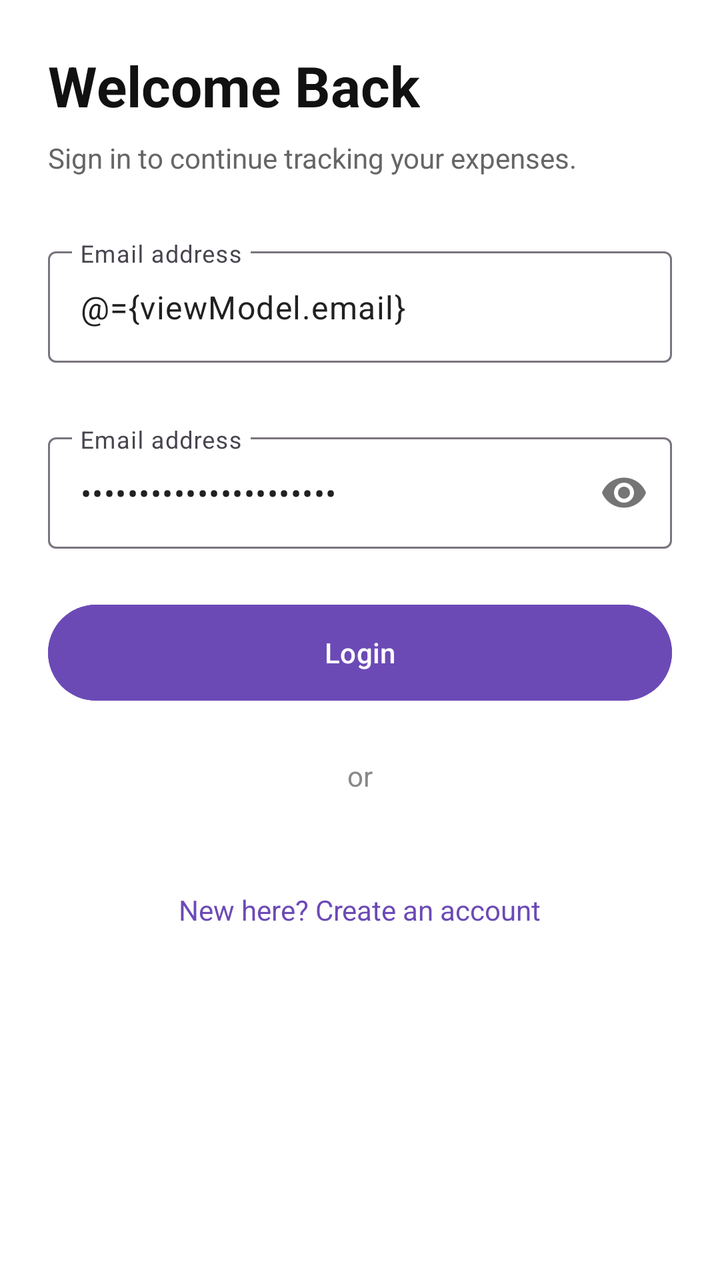
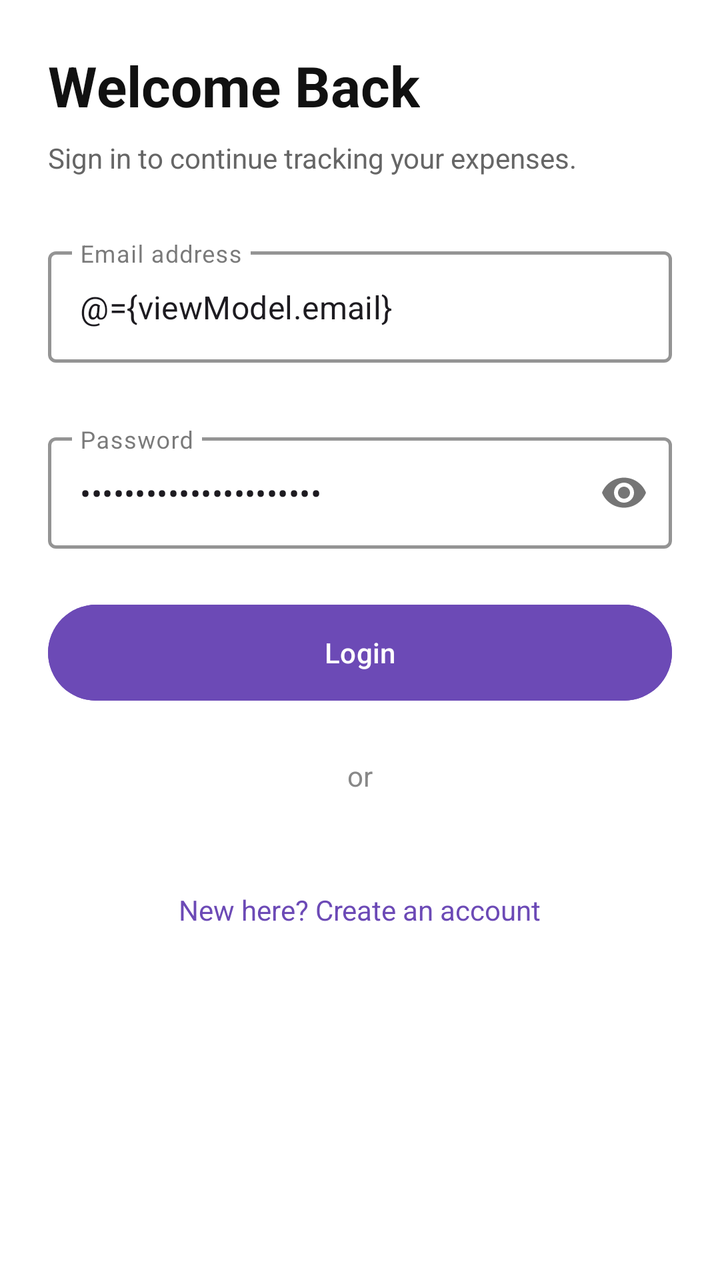

Screens rendered from an Android XML layout before and after an edit, with the pre-edit source and the edit as a unified diff.
<!-- AndroidManifest.xml: application theme Theme.ExpenseBuddy -->
<!-- res/layout/login_activity.xml -->
<?xml version="1.0" encoding="utf-8"?>
<layout xmlns:android="http://schemas.android.com/apk/res/android"
    xmlns:app="http://schemas.android.com/apk/res-auto">

    <data>
        <variable
            name="viewModel"
            type="com.hafiz.expense.buddy.ui.login.LoginViewModel" />
    </data>

    <androidx.constraintlayout.widget.ConstraintLayout
        android:layout_width="match_parent"
        android:layout_height="match_parent"
        android:padding="24dp"
        android:background="@android:color/white">

        
        <TextView
            android:id="@+id/tvTitle"
            android:layout_width="wrap_content"
            android:layout_height="wrap_content"
            android:text="Welcome Back"
            android:textSize="28sp"
            android:textStyle="bold"
            android:textColor="#111"
            app:layout_constraintTop_toTopOf="parent"
            app:layout_constraintStart_toStartOf="parent" />

        
        <TextView
            android:id="@+id/tvSubtitle"
            android:layout_width="0dp"
            android:layout_height="wrap_content"
            android:text="Sign in to continue tracking your expenses."
            android:textSize="14sp"
            android:textColor="#666"
            android:layout_marginTop="8dp"
            app:layout_constraintTop_toBottomOf="@id/tvTitle"
            app:layout_constraintStart_toStartOf="parent"
            app:layout_constraintEnd_toEndOf="parent" />

        
        <com.google.android.material.textfield.TextInputLayout
            android:id="@+id/tilEmail"
            android:layout_width="0dp"
            android:layout_height="wrap_content"
            android:layout_marginTop="32dp"
            android:hint="Email address"
            app:layout_constraintTop_toBottomOf="@id/tvSubtitle"
            app:layout_constraintStart_toStartOf="parent"
            app:layout_constraintEnd_toEndOf="parent">

            <com.google.android.material.textfield.TextInputEditText
                android:id="@+id/etEmail"
                android:layout_width="match_parent"
                android:layout_height="wrap_content"
                android:text="@={viewModel.email}" />
        </com.google.android.material.textfield.TextInputLayout>

        <com.google.android.material.textfield.TextInputLayout
            android:id="@+id/tilPassword"
            android:layout_width="0dp"
            android:layout_height="wrap_content"
            android:layout_marginTop="32dp"
            android:hint="Email address"
            app:layout_constraintTop_toBottomOf="@id/tilEmail"
            app:layout_constraintStart_toStartOf="parent"
            app:layout_constraintEnd_toEndOf="parent"
            app:passwordToggleEnabled="true">

            <com.google.android.material.textfield.TextInputEditText
                android:id="@+id/etPass"
                android:layout_width="match_parent"
                android:layout_height="wrap_content"
                android:text="@={viewModel.password}"
                android:inputType="textPassword" />
        </com.google.android.material.textfield.TextInputLayout>

        
        <com.google.android.material.button.MaterialButton
            android:id="@+id/btnLogin"
            android:layout_width="0dp"
            android:layout_height="56dp"
            android:text="Login"
            android:textAllCaps="false"
            android:layout_marginTop="24dp"
            android:backgroundTint="#6C4AB6"
            app:layout_constraintTop_toBottomOf="@id/tilPassword"
            app:layout_constraintStart_toStartOf="parent"
            app:layout_constraintEnd_toEndOf="parent" />

        
        <TextView
            android:id="@+id/tvOr"
            android:layout_width="wrap_content"
            android:layout_height="wrap_content"
            android:text="or"
            android:textColor="#888"
            android:layout_marginTop="24dp"
            app:layout_constraintTop_toBottomOf="@id/btnLogin"
            app:layout_constraintStart_toStartOf="parent"
            app:layout_constraintEnd_toEndOf="parent" />

























        
        <TextView
            android:id="@+id/tvCreate"
            android:layout_width="wrap_content"
            android:layout_height="wrap_content"
            android:text="New here? Create an account"
            android:textColor="#6C4AB6"
            android:layout_marginTop="48dp"
            app:layout_constraintTop_toBottomOf="@id/tvOr"
            app:layout_constraintStart_toStartOf="parent"
            app:layout_constraintEnd_toEndOf="parent" />

    </androidx.constraintlayout.widget.ConstraintLayout>
</layout>
<!-- resources referenced by this layout -->
<resources>
  <style name="Theme.ExpenseBuddy" parent="Base.Theme.ExpenseBuddy" />
  <style name="Base.Theme.ExpenseBuddy" parent="Theme.Material3.Light.NoActionBar">
          <item name="colorPrimary">@color/colorPrimary</item>
          <item name="colorPrimaryDark">@color/colorPrimaryDark</item>
          <item name="colorPrimaryVariant">@color/colorPrimaryDark</item>
          <item name="colorAccent">@color/colorAccent</item>
          <item name="colorSecondary">@color/colorSecondary</item>
          <item name="colorError">@color/colorError</item>
          <item name="colorSurface">@color/colorSurface</item>
          <item name="colorOnSurface">@color/colorOnSurface</item>
          <item name="android:colorBackground">@color/colorBackgroundDark</item>
  
          
          <item name="android:statusBarColor">@color/colorPrimaryDark</item>
          <item name="android:windowLightStatusBar">false</item>
  
          
          <item name="appBarLayoutStyle">@style/Widget.ExpenseBuddy.AppBarLayout</item>
          <item name="toolbarStyle">@style/Widget.ExpenseBuddy.Toolbar</item>
      </style>
  <color name="colorPrimary">@color/colorWhite</color>
  <color name="colorPrimaryDark">#10428F</color>
  <color name="colorAccent">#0070CC</color>
  <color name="colorSecondary">#0070CC</color>
  <color name="colorError">@android:color/holo_red_dark</color>
  <color name="colorSurface">#FFFFFF</color>
  <color name="colorOnSurface">#212121</color>
  <color name="colorBackgroundDark">#EEEEEE</color>
  <style name="Widget.ExpenseBuddy.AppBarLayout" parent="Widget.Material3.AppBarLayout">
          <item name="android:background">@color/colorPrimary</item>
          <item name="liftOnScroll">false</item>
          <item name="statusBarForeground">@android:color/transparent</item>
      </style>
  <style name="Widget.ExpenseBuddy.Toolbar" parent="Widget.Material3.Toolbar">
          <item name="android:background">@color/colorPrimary</item>
          <item name="titleTextColor">@color/colorOnPrimary</item>
      </style>
  <color name="colorWhite">#FFFFFF</color>
  <color name="colorOnPrimary">#FFFFFF</color>
</resources>

<!-- the commit's change to res/layout/login_activity.xml (unified diff, before → after) -->
@@ -42,10 +42,15 @@
         
         <com.google.android.material.textfield.TextInputLayout
             android:id="@+id/tilEmail"
+            style="@style/Widget.MaterialComponents.TextInputLayout.OutlinedBox"
             android:layout_width="0dp"
             android:layout_height="wrap_content"
             android:layout_marginTop="32dp"
             android:hint="Email address"
+            app:boxStrokeColor="@color/purple_primary"
+            app:boxStrokeWidth="1.5dp"
+            app:boxStrokeWidthFocused="2dp"
+            app:hintTextColor="@color/purple_primary"
             app:layout_constraintTop_toBottomOf="@id/tvSubtitle"
             app:layout_constraintStart_toStartOf="parent"
             app:layout_constraintEnd_toEndOf="parent">
@@ -55,18 +60,25 @@
                 android:layout_width="match_parent"
                 android:layout_height="wrap_content"
                 android:text="@={viewModel.email}" />
+
         </com.google.android.material.textfield.TextInputLayout>
 
+        3aΩ
         <com.google.android.material.textfield.TextInputLayout
             android:id="@+id/tilPassword"
+            style="@style/Widget.MaterialComponents.TextInputLayout.OutlinedBox"
             android:layout_width="0dp"
             android:layout_height="wrap_content"
             android:layout_marginTop="32dp"
-            android:hint="Email address"
+            android:hint="Password"
+            app:boxStrokeColor="@color/purple_primary"
+            app:boxStrokeWidth="1.5dp"
+            app:boxStrokeWidthFocused="2dp"
+            app:hintTextColor="@color/purple_primary"
+            app:passwordToggleEnabled="true"
             app:layout_constraintTop_toBottomOf="@id/tilEmail"
             app:layout_constraintStart_toStartOf="parent"
-            app:layout_constraintEnd_toEndOf="parent"
-            app:passwordToggleEnabled="true">
+            app:layout_constraintEnd_toEndOf="parent">
 
             <com.google.android.material.textfield.TextInputEditText
                 android:id="@+id/etPass"
@@ -74,6 +86,7 @@
                 android:layout_height="wrap_content"
                 android:text="@={viewModel.password}"
                 android:inputType="textPassword" />
+
         </com.google.android.material.textfield.TextInputLayout>
 
         
<!-- resource entries referenced after the edit -->
@@ -1,5 +1,6 @@
 <!-- resources referenced by this layout -->
 <resources>
+  <color name="purple_primary">#6366F1</color>
   <style name="Theme.ExpenseBuddy" parent="Base.Theme.ExpenseBuddy" />
   <style name="Base.Theme.ExpenseBuddy" parent="Theme.Material3.Light.NoActionBar">
           <item name="colorPrimary">@color/colorPrimary</item>
@@ -11,6 +12,7 @@
           <item name="colorSurface">@color/colorSurface</item>
           <item name="colorOnSurface">@color/colorOnSurface</item>
           <item name="android:colorBackground">@color/colorBackgroundDark</item>
+  
   
           
           <item name="android:statusBarColor">@color/colorPrimaryDark</item>
